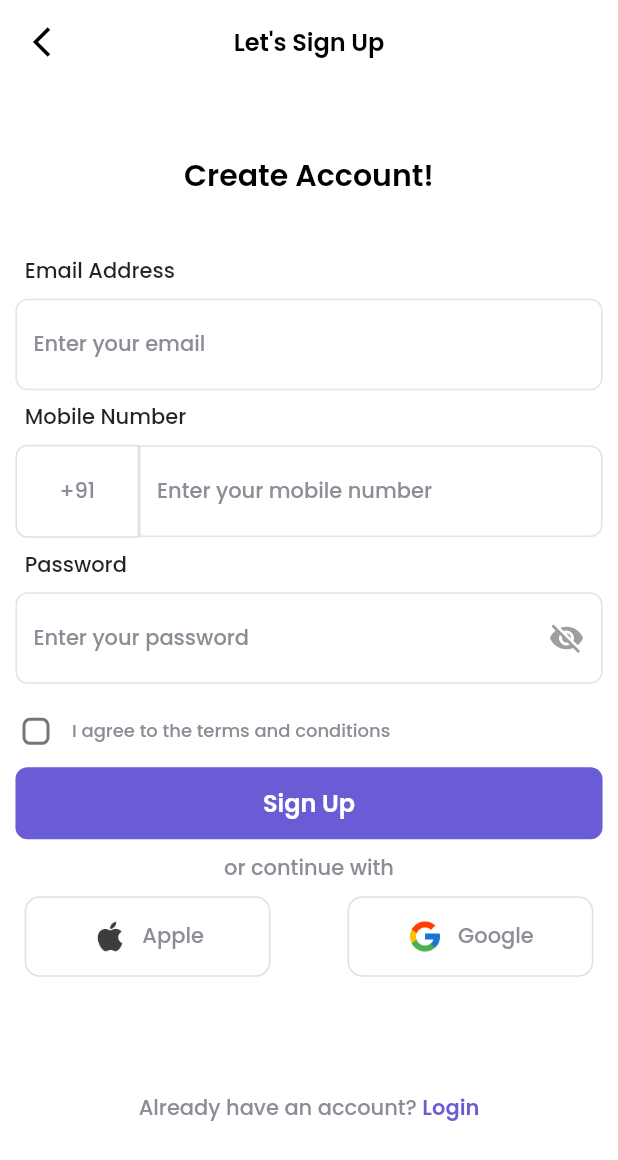
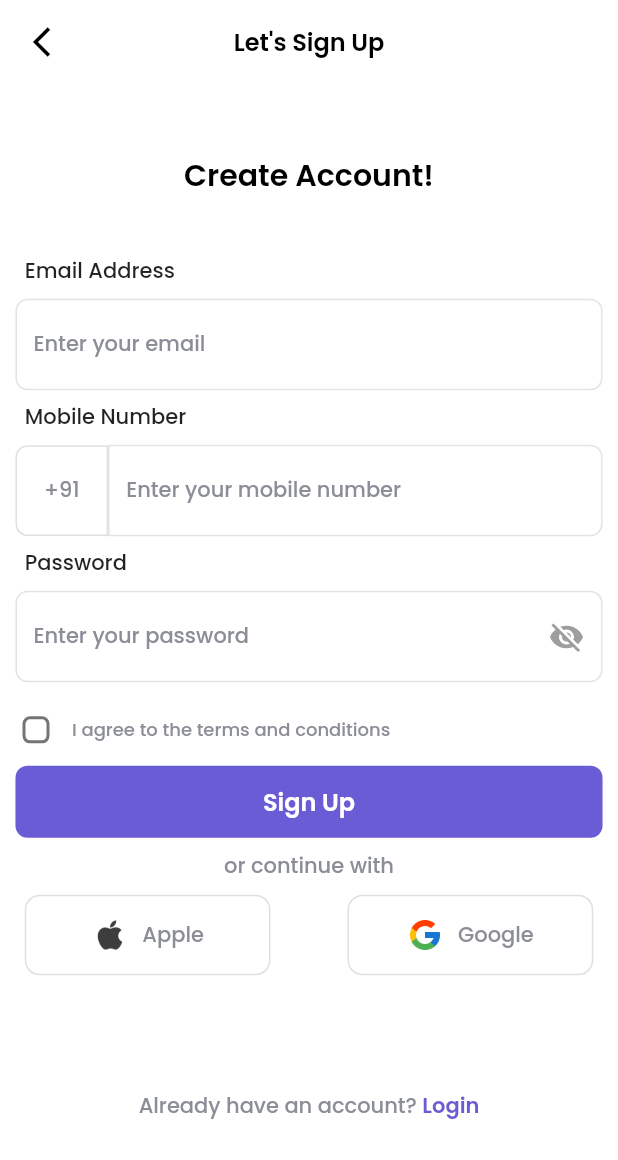
Before and after one commit to Coding-Club-IITG/AsterHF, a Flutter app: the SignupScreen screen opened by its route, on a phone screen of 412 x 824 dp. Shown: the top 1160 px of the screen. Run offline on Flutter 3.47's test engine with Material 2 defaults, Android fonts, the phone set to English and light mode, and no system bars; our stand-ins replace google_fonts; missing offline and left inert: country_calling_code_picker.

Commit message:
made small bug fixes

```diff
--- a/lib/screens/signup_screen.dart
+++ b/lib/screens/signup_screen.dart
@@ -18,7 +18,7 @@ class _SignupScreenState extends State<SignupScreen> {
 
   bool? _isChecked = false;
 
-  void _showCountryPicker() async {}
+
 
   @override
   Widget build(BuildContext context) {
@@ -144,7 +144,7 @@ class _SignupScreenState extends State<SignupScreen> {
                       ),
                       SizedBox(
 
-                        width: mediaquery.size.width * 0.20,
+                        width: mediaquery.size.width * 0.15,
                         child: OutlinedButton(
                            style: ButtonStyle(
                               shape: MaterialStateProperty.all(
@@ -165,8 +165,12 @@ class _SignupScreenState extends State<SignupScreen> {
                             }
                           },
                           child: SizedBox(
-                            height: 62,
+
+                            height: 60.5,
                             child: Center(
+                              child: Container(
+                                padding: const EdgeInsets.all(0),
+                                child: FittedBox(
                                   child: Text(
                                     code,
                                     style: GoogleFonts.poppins(
@@ -179,8 +183,10 @@ class _SignupScreenState extends State<SignupScreen> {
                               ),
                             ),
                           ),
+                        ),
+                      ),
                       SizedBox(
-                        width: mediaquery.size.width * 0.75,
+                        width: mediaquery.size.width * 0.80,
                         child: TextField(
                           textInputAction: TextInputAction.next,
                           keyboardType: TextInputType.number,
```
Lines whose indentation alone changed are shown as unchanged.
